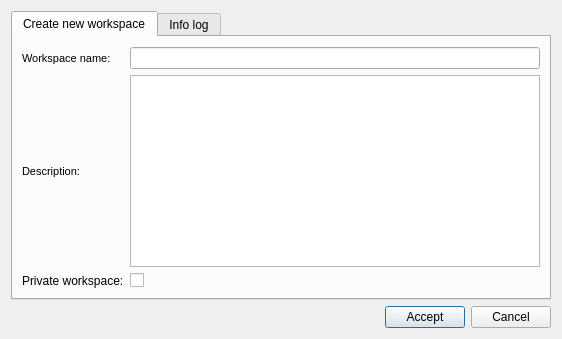
Above: core/ui/toolbars/utilities/workspace_create.ui from Giswater/giswater_qgis_plugin before the change. Below: the same form after it.
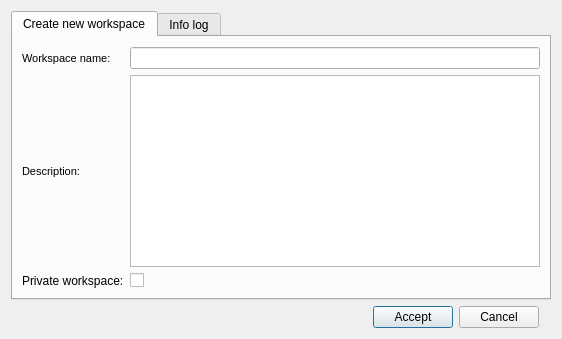
That is the form after the change.

Commit message:
style(ui): add lyt_buttons QGridLayout for all dialogs.
# Cherry-picked from 9fcf2481a2d87da33b8ae50d2bdb939909b3d67b

The edit to the form file:
```diff
--- a/core/ui/toolbars/utilities/workspace_create.ui
+++ b/core/ui/toolbars/utilities/workspace_create.ui
@@ -14,45 +14,6 @@
    <string>Create new workspace</string>
   </property>
   <layout class="QGridLayout" name="gridLayout_2">
-   <item row="1" column="0">
-    <spacer name="horizontalSpacer">
-     <property name="orientation">
-      <enum>Qt::Horizontal</enum>
-     </property>
-     <property name="sizeHint" stdset="0">
-      <size>
-       <width>40</width>
-       <height>20</height>
-      </size>
-     </property>
-    </spacer>
-   </item>
-   <item row="1" column="1">
-    <widget class="QPushButton" name="btn_accept">
-     <property name="sizePolicy">
-      <sizepolicy hsizetype="Minimum" vsizetype="Fixed">
-       <horstretch>0</horstretch>
-       <verstretch>0</verstretch>
-      </sizepolicy>
-     </property>
-     <property name="text">
-      <string>Accept</string>
-     </property>
-    </widget>
-   </item>
-   <item row="1" column="2">
-    <widget class="QPushButton" name="btn_cancel">
-     <property name="sizePolicy">
-      <sizepolicy hsizetype="Minimum" vsizetype="Fixed">
-       <horstretch>0</horstretch>
-       <verstretch>0</verstretch>
-      </sizepolicy>
-     </property>
-     <property name="text">
-      <string>Cancel</string>
-     </property>
-    </widget>
-   </item>
    <item row="0" column="0" colspan="3">
     <widget class="QTabWidget" name="mainTab">
      <property name="currentIndex">
@@ -157,6 +118,52 @@
      </widget>
     </widget>
    </item>
+   <item row="2" column="0">
+    <layout class="QGridLayout" name="lyt_buttons">
+     <property name="topMargin">
+      <number>0</number>
+     </property>
+     <item row="0" column="0">
+      <spacer name="horizontalSpacer">
+       <property name="orientation">
+        <enum>Qt::Horizontal</enum>
+       </property>
+       <property name="sizeHint" stdset="0">
+        <size>
+         <width>40</width>
+         <height>20</height>
+        </size>
+       </property>
+      </spacer>
+     </item>
+     <item row="0" column="1">
+      <widget class="QPushButton" name="btn_accept">
+       <property name="sizePolicy">
+        <sizepolicy hsizetype="Minimum" vsizetype="Fixed">
+         <horstretch>0</horstretch>
+         <verstretch>0</verstretch>
+        </sizepolicy>
+       </property>
+       <property name="text">
+        <string>Accept</string>
+       </property>
+      </widget>
+     </item>
+     <item row="0" column="2">
+      <widget class="QPushButton" name="btn_cancel">
+       <property name="sizePolicy">
+        <sizepolicy hsizetype="Minimum" vsizetype="Fixed">
+         <horstretch>0</horstretch>
+         <verstretch>0</verstretch>
+        </sizepolicy>
+       </property>
+       <property name="text">
+        <string>Cancel</string>
+       </property>
+      </widget>
+     </item>
+    </layout>
+   </item>
   </layout>
  </widget>
  <resources/>
```
The commit also changes 58 other files.
